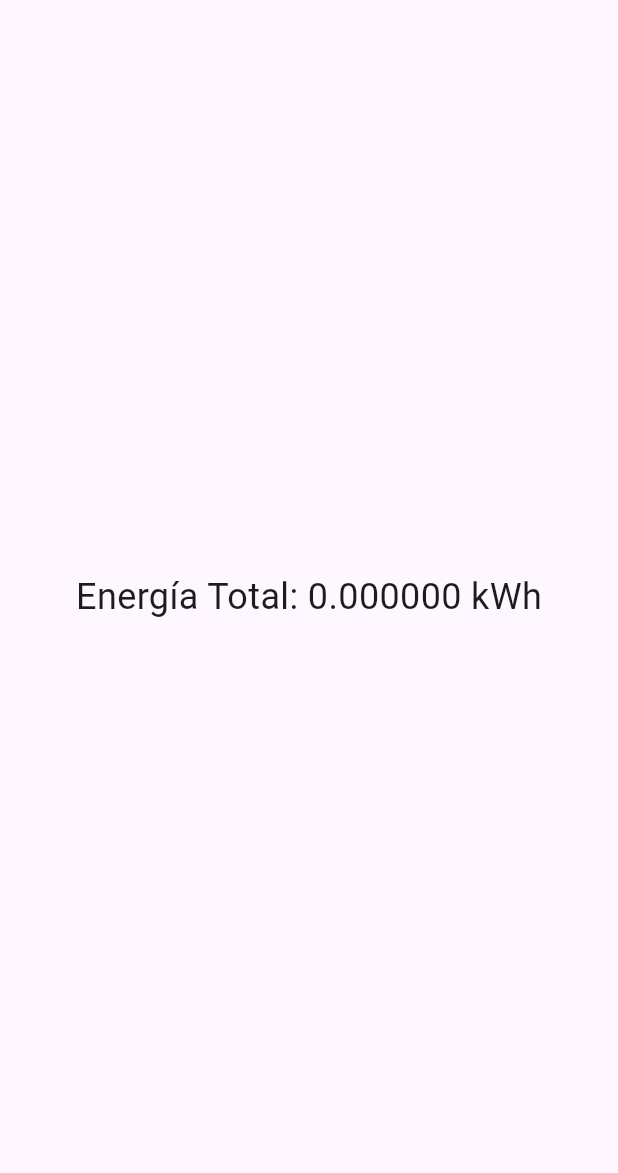
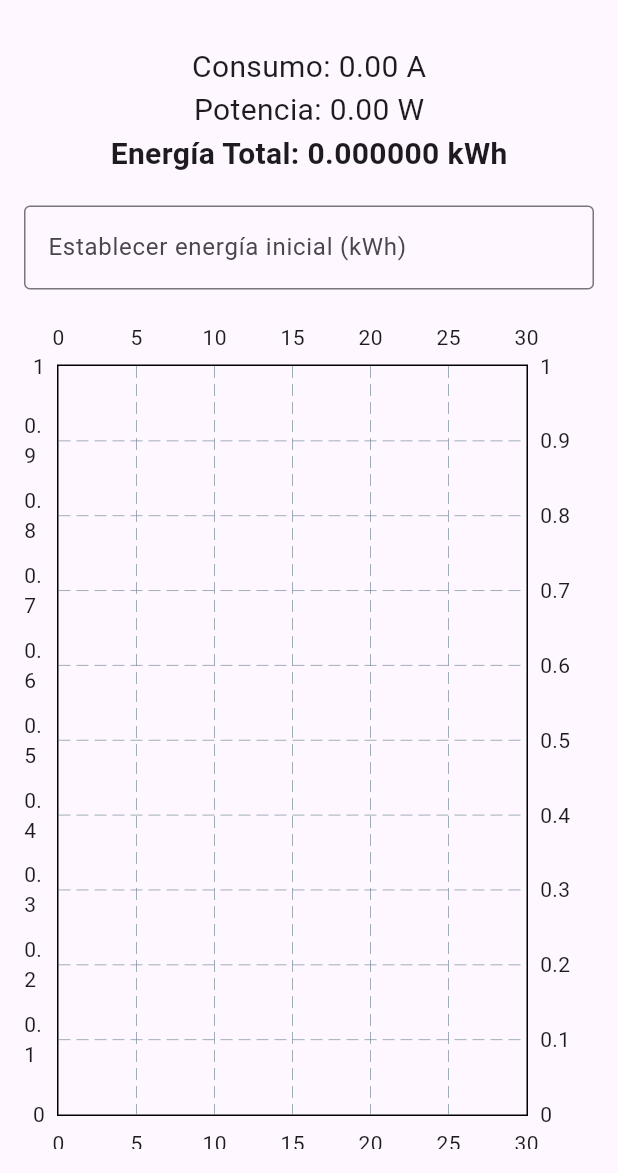
Before and after one commit to Antonioherazo1/power_house, a Flutter app: the screen it shows after launch, on a phone screen of 412 x 824 dp, the part 63-1236 px from its top. Run offline on Flutter 3.47's test engine with Material 3 defaults, Android fonts, the phone set to English and light mode, and no system bars; drawn by our look-alikes of fl_chart; our stand-ins replace shared_preferences; missing offline and left inert: flutter_background_service, flutter_background_service_android, mqtt_client.

Commit message:
se añade a la aplicacion la grafica con el consumo y a potencia y el ajuste de valr minimo

```diff
--- a/lib/main.dart
+++ b/lib/main.dart
@@ -5,6 +5,7 @@ import 'package:flutter_background_service_android/flutter_background_service_an
 import 'package:mqtt_client/mqtt_client.dart';
 import 'package:mqtt_client/mqtt_server_client.dart';
 import 'package:shared_preferences/shared_preferences.dart';
+import 'package:fl_chart/fl_chart.dart';
 
 void main() async {
   WidgetsFlutterBinding.ensureInitialized();
@@ -12,9 +13,9 @@ void main() async {
   runApp(MyApp());
 }
 
+/// Inicializa el servicio en segundo plano (configurado para Android, con mínima configuración para iOS)
 Future<void> initializeService() async {
   final service = FlutterBackgroundService();
-
   await service.configure(
     androidConfiguration: AndroidConfiguration(
       onStart: onStart,
@@ -22,7 +23,6 @@ Future<void> initializeService() async {
       isForegroundMode: true,
     ),
     iosConfiguration: IosConfiguration(
-      // Para iOS se deshabilita el autoStart (aunque no se usará)
       autoStart: false,
       onForeground: onStart,
       onBackground: onIosBackground,
@@ -31,21 +31,27 @@ Future<void> initializeService() async {
   service.startService();
 }
 
-// Función para iOS en segundo plano (no se usará en este ejemplo Android-only)
+/// Función mínima para iOS (no se utilizará en este ejemplo Android-only)
 bool onIosBackground(ServiceInstance service) {
   return true;
 }
 
+/// Esta función se ejecuta en segundo plano.
+/// Se conecta al broker MQTT, suscribe al tópico, y por cada mensaje:
+///   - Calcula la potencia (en vatios) a partir del consumo (amperios).
+///   - Incrementa el totalizador de energía (kWh) usando: incremento = potencia/3600000 (suponiendo 1 segundo de muestreo).
+///   - Guarda el totalizador en SharedPreferences.
+///   - Envía a la UI los valores: consumo (A), potencia (W) y energía total (kWh).
 void onStart(ServiceInstance service) async {
-  // Configura la notificación en primer plano en Android
+  // Configura la notificación en primer plano en Android.
   if (service is AndroidServiceInstance) {
     service.setForegroundNotificationInfo(
       title: "Servicio en Segundo Plano",
-      content: "El monitor de energía sigue activo",
+      content: "Monitor de energía activo",
     );
   }
 
-  // Configura el cliente MQTT
+  // Configura el cliente MQTT.
   MqttServerClient client =
       MqttServerClient('thinc.site', 'flutter_background_client');
   client.port = 1883;
@@ -65,7 +71,7 @@ void onStart(ServiceInstance service) async {
     client.disconnect();
   }
 
-  // Suscríbete al tópico deseado
+  // Suscríbete al tópico que envía los datos de consumo (en amperios)
   client.subscribe('consumo/amps_Total', MqttQos.atMostOnce);
 
   // Recupera el totalizador almacenado
@@ -73,26 +79,37 @@ void onStart(ServiceInstance service) async {
   double energiaTotal = prefs.getDouble('energiaTotal') ?? 0.0;
   double voltaje = 220.0;
 
-  // Escucha las actualizaciones del MQTT
+  // Escucha las actualizaciones de MQTT.
   client.updates!.listen((List<MqttReceivedMessage<MqttMessage>> c) async {
     final MqttPublishMessage message = c[0].payload as MqttPublishMessage;
     final String payload =
         MqttPublishPayload.bytesToStringAsString(message.payload.message);
-    double nuevoConsumo = double.tryParse(payload) ?? 0;
-    double nuevaPotencia = nuevoConsumo * voltaje;
-    // Calcula el incremento en kWh para un intervalo de 1 segundo
+
+    double nuevoConsumo = double.tryParse(payload) ?? 0; // en amperios
+    double nuevaPotencia = nuevoConsumo * voltaje; // en vatios
+
+    // Calcula el incremento en kWh para un intervalo de 1 segundo.
     double incremento = nuevaPotencia / 3600000;
     energiaTotal += incremento;
+
+    // Guarda el totalizador actualizado.
     await prefs.setDouble('energiaTotal', energiaTotal);
-    // Actualiza la notificación
+
+    // Actualiza la notificación en Android.
     if (service is AndroidServiceInstance) {
       service.setForegroundNotificationInfo(
         title: "Servicio en Segundo Plano",
-        content: "Energía total: ${energiaTotal.toStringAsFixed(6)} kWh",
+        content:
+            "Consumo: ${nuevoConsumo.toStringAsFixed(2)} A, Potencia: ${nuevaPotencia.toStringAsFixed(2)} W, Energía total: ${energiaTotal.toStringAsFixed(6)} kWh",
       );
     }
-    // Envía la actualización a la interfaz
-    service.invoke("update", {"energiaTotal": energiaTotal});
+
+    // Envía la actualización a la UI.
+    service.invoke("update", {
+      "energiaTotal": energiaTotal,
+      "consumo": nuevoConsumo,
+      "potencia": nuevaPotencia,
+    });
   });
 
   // Actualiza la notificación periódicamente (opcional)
@@ -100,7 +117,7 @@ void onStart(ServiceInstance service) async {
     if (service is AndroidServiceInstance) {
       service.setForegroundNotificationInfo(
         title: "Servicio en Segundo Plano",
-        content: "Energía total: ${energiaTotal.toStringAsFixed(6)} kWh",
+        content: "Monitor de energía activo",
       );
     }
   });
@@ -110,12 +127,18 @@ class MyApp extends StatelessWidget {
   @override
   Widget build(BuildContext context) {
     return MaterialApp(
-      title: 'Monitor de Energía en Segundo Plano',
+      title: 'Monitor de Energía',
       home: EnergyMonitorScreen(),
     );
   }
 }
 
+/// Pantalla principal que muestra:
+/// - Consumo en amperios.
+/// - Potencia en vatios.
+/// - Totalizador de energía (kWh).
+/// - Una gráfica en tiempo real (corriente en A).
+/// - Un TextField para establecer el valor inicial del totalizador.
 class EnergyMonitorScreen extends StatefulWidget {
   @override
   _EnergyMonitorScreenState createState() => _EnergyMonitorScreenState();
@@ -123,30 +146,111 @@ class EnergyMonitorScreen extends StatefulWidget {
 
 class _EnergyMonitorScreenState extends State<EnergyMonitorScreen> {
   double energiaTotal = 0.0;
+  double consumo = 0.0;
+  double potencia = 0.0;
+  List<FlSpot> dataPoints = [];
+  double xValue = 0;
 
   @override
   void initState() {
     super.initState();
-    // Escucha las actualizaciones del servicio en segundo plano
+    // Escucha las actualizaciones enviadas por el servicio en segundo plano.
     FlutterBackgroundService().on("update").listen((event) {
-      if (event!["energiaTotal"] != null) {
+      if (event != null && event["energiaTotal"] != null) {
         setState(() {
-          energiaTotal = event["energiaTotal"];
+          energiaTotal = event["energiaTotal"] as double;
+          consumo = event["consumo"] as double;
+          potencia = event["potencia"] as double;
+          // Añade un punto a la gráfica (x: tiempo, y: consumo en A)
+          dataPoints.add(FlSpot(xValue, consumo));
+          xValue += 1;
+          if (dataPoints.length > 30) {
+            dataPoints.removeAt(0);
+          }
         });
       }
     });
   }
 
+  // Permite establecer manualmente un valor inicial para el totalizador.
+  void setEnergiaInicial(double valor) async {
+    SharedPreferences prefs = await SharedPreferences.getInstance();
+    setState(() {
+      energiaTotal = valor;
+      // Reiniciamos la gráfica o dejamos que siga acumulando según convenga.
+      dataPoints = [];
+      xValue = 0;
+    });
+    await prefs.setDouble('energiaTotal', valor);
+  }
+
   @override
   Widget build(BuildContext context) {
+    // Configuración básica de la gráfica con fl_chart.
+    final lineChartData = LineChartData(
+      lineBarsData: [
+        LineChartBarData(
+          spots: dataPoints,
+          isCurved: true,
+          color: Colors.blue,
+          barWidth: 3,
+          belowBarData: BarAreaData(show: false),
+        ),
+      ],
+      borderData: FlBorderData(show: true),
+      titlesData: FlTitlesData(
+        leftTitles: AxisTitles(
+          sideTitles: SideTitles(showTitles: true),
+        ),
+        bottomTitles: AxisTitles(
+          sideTitles: SideTitles(showTitles: true),
+        ),
+      ),
+      minX: dataPoints.isNotEmpty ? dataPoints.first.x : 0,
+      maxX: dataPoints.isNotEmpty ? dataPoints.last.x : 30,
+      minY: 0,
+      maxY: dataPoints.isNotEmpty
+          ? dataPoints.map((p) => p.y).reduce((a, b) => a > b ? a : b) + 1
+          : 1,
+    );
+
     return Scaffold(
       appBar: AppBar(
         title: Text("Monitor de Energía (Android)"),
       ),
-      body: Center(
-        child: Text(
-          "Energía Total: ${energiaTotal.toStringAsFixed(6)} kWh",
-          style: TextStyle(fontSize: 24),
+      body: Padding(
+        padding: const EdgeInsets.all(16.0),
+        child: Column(
+          children: [
+            Text(
+              "Consumo: ${consumo.toStringAsFixed(2)} A",
+              style: TextStyle(fontSize: 20),
+            ),
+            Text(
+              "Potencia: ${potencia.toStringAsFixed(2)} W",
+              style: TextStyle(fontSize: 20),
+            ),
+            Text(
+              "Energía Total: ${energiaTotal.toStringAsFixed(6)} kWh",
+              style: TextStyle(fontSize: 20, fontWeight: FontWeight.bold),
+            ),
+            SizedBox(height: 20),
+            TextField(
+              decoration: InputDecoration(
+                labelText: "Establecer energía inicial (kWh)",
+                border: OutlineInputBorder(),
+              ),
+              keyboardType: TextInputType.numberWithOptions(decimal: true),
+              onSubmitted: (value) {
+                double valor = double.tryParse(value) ?? 0;
+                setEnergiaInicial(valor);
+              },
+            ),
+            SizedBox(height: 20),
+            Expanded(
+              child: LineChart(lineChartData),
+            ),
+          ],
         ),
       ),
     );
```
